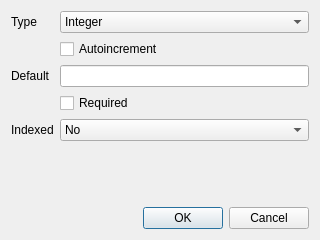
Old version of the form addcolumndialog.ui in the repository falkoschumann/access-sqlite.
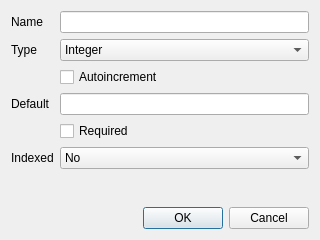
New version of the form.

Commit message: Introduce model class for column definition.

```diff
--- a/addcolumndialog.ui
+++ b/addcolumndialog.ui
@@ -16,15 +16,15 @@
   <layout class="QVBoxLayout" name="verticalLayout">
    <item>
     <layout class="QFormLayout" name="formLayout">
-     <item row="0" column="0">
-      <widget class="QLabel" name="label">
+     <item row="1" column="0">
+      <widget class="QLabel" name="typeLabel">
        <property name="text">
         <string>Type</string>
        </property>
       </widget>
      </item>
-     <item row="0" column="1">
-      <widget class="QComboBox" name="comboBox">
+     <item row="1" column="1">
+      <widget class="QComboBox" name="type">
        <item>
         <property name="text">
          <string>Integer</string>
@@ -47,39 +47,39 @@
        </item>
       </widget>
      </item>
-     <item row="1" column="1">
-      <widget class="QCheckBox" name="checkBox">
+     <item row="2" column="1">
+      <widget class="QCheckBox" name="autoincrement">
        <property name="text">
         <string>Autoincrement</string>
        </property>
       </widget>
      </item>
-     <item row="2" column="0">
-      <widget class="QLabel" name="label_2">
+     <item row="3" column="0">
+      <widget class="QLabel" name="defaultValueLabel">
        <property name="text">
         <string>Default</string>
        </property>
       </widget>
      </item>
-     <item row="2" column="1">
-      <widget class="QLineEdit" name="lineEdit"/>
-     </item>
      <item row="3" column="1">
-      <widget class="QCheckBox" name="checkBox_2">
+      <widget class="QLineEdit" name="defaultValue"/>
+     </item>
+     <item row="4" column="1">
+      <widget class="QCheckBox" name="required">
        <property name="text">
         <string>Required</string>
        </property>
       </widget>
      </item>
-     <item row="4" column="0">
-      <widget class="QLabel" name="label_5">
+     <item row="5" column="0">
+      <widget class="QLabel" name="indexedLabel">
        <property name="text">
         <string>Indexed</string>
        </property>
       </widget>
      </item>
-     <item row="4" column="1">
-      <widget class="QComboBox" name="comboBox_2">
+     <item row="5" column="1">
+      <widget class="QComboBox" name="indexed">
        <item>
         <property name="text">
          <string>No</string>
@@ -97,6 +97,16 @@
        </item>
       </widget>
      </item>
+     <item row="0" column="0">
+      <widget class="QLabel" name="nameLabel">
+       <property name="text">
+        <string>Name</string>
+       </property>
+      </widget>
+     </item>
+     <item row="0" column="1">
+      <widget class="QLineEdit" name="name"/>
+     </item>
     </layout>
    </item>
    <item>
```
The commit also changes 3 other files.
